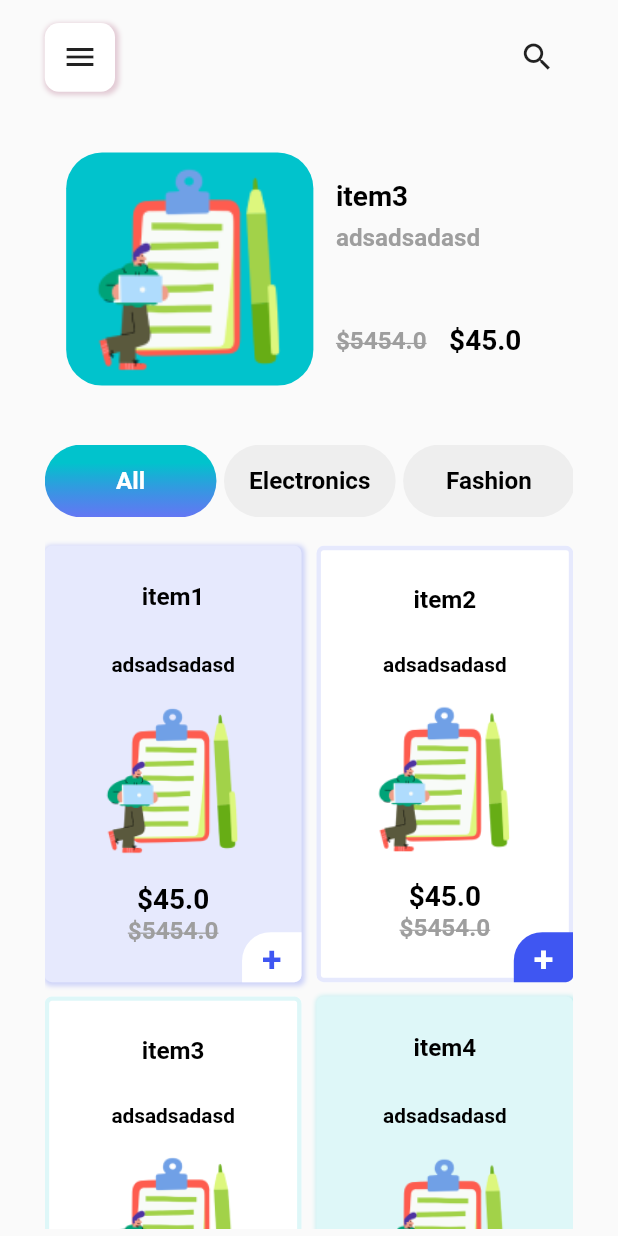
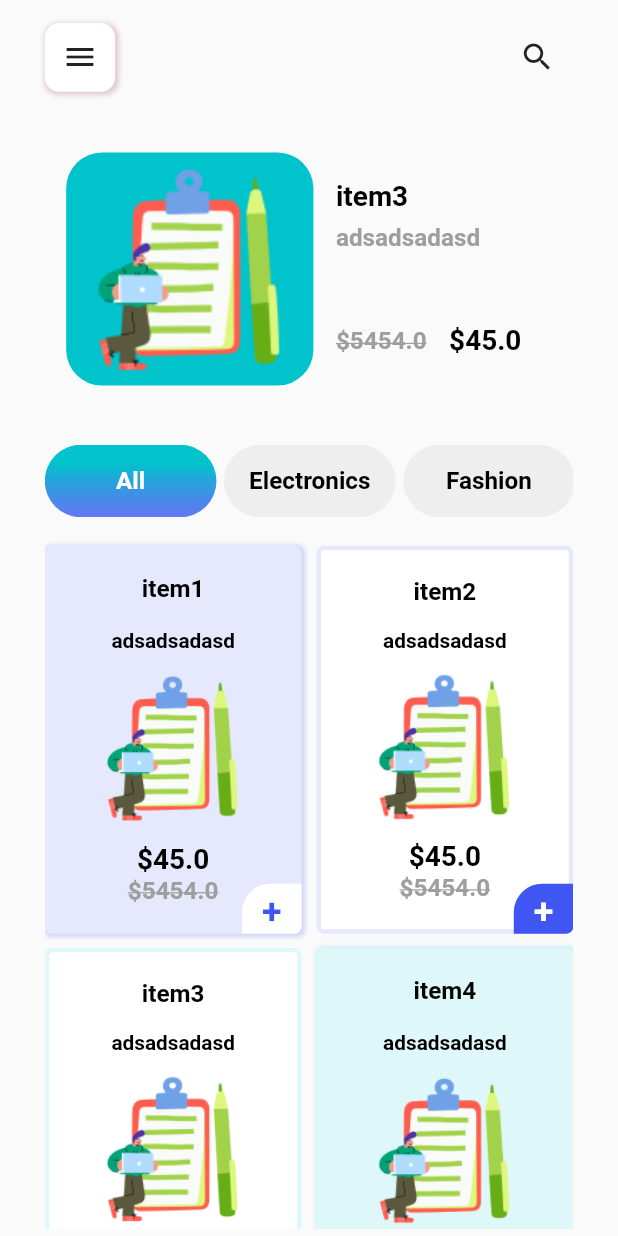
Before and after one commit to abdullahbokl/BokloMarket, a Flutter app: the HomeScreen screen opened directly, on a phone screen of 412 x 824 dp. Run offline on Flutter 3.47's test engine with Material 2 defaults, Android fonts, the phone set to English and light mode, and no system bars; drawn by our look-alikes of card_swiper; our stand-ins replace awesome_dialog, cloud_firestore, dots_indicator, firebase_auth, firebase_core, flutter_bloc and 5 more; missing offline and left inert: flutter_facebook_auth; accounts and stored records are empty.

```diff
--- a/lib/core/common/widgets/custom_text_widget.dart
+++ b/lib/core/common/widgets/custom_text_widget.dart
@@ -1,36 +1,43 @@
+import 'package:boklo_mart/core/utils/app_dimensions.dart';
 import 'package:flutter/material.dart';
 
 class CustomText extends StatelessWidget {
   final String text;
-  final double fontSize;
-  final Color color;
-  final Alignment alignment;
-  final FontWeight fontWeight;
-  final TextDecoration? decoration;
+  final double? fontSize;
+  final Color? color;
+  final Alignment? alignment;
+  final FontWeight? fontWeight;
+  final TextDecoration? textDecoration;
+  final BoxDecoration? boxDecoration;
   final int? maxLines;
+  final double? height;
 
   const CustomText({
     super.key,
     this.text = '',
-    this.fontSize = 16.0,
-    this.color = Colors.black,
-    this.alignment = Alignment.center,
-    this.fontWeight = FontWeight.w600,
-    this.decoration = TextDecoration.none,
+    this.fontSize,
+    this.color,
+    this.alignment,
+    this.fontWeight,
+    this.textDecoration,
+    this.boxDecoration,
     this.maxLines,
+    this.height,
   });
 
   @override
   Widget build(BuildContext context) {
     return Container(
-      alignment: alignment,
+      decoration: boxDecoration,
+      height: height,
+      alignment: alignment ?? Alignment.center,
       child: Text(
         text,
         style: TextStyle(
-          fontSize: fontSize,
-          color: color,
-          fontWeight: fontWeight,
-          decoration: decoration,
+          fontSize: fontSize ?? AppDimensions.font16,
+          color: color ?? Colors.black,
+          fontWeight: fontWeight ?? FontWeight.w600,
+          decoration: textDecoration,
         ),
         textAlign: TextAlign.center,
         maxLines: maxLines,
--- a/lib/core/utils/app_dimensions.dart
+++ b/lib/core/utils/app_dimensions.dart
@@ -5,7 +5,7 @@ class AppDimensions {
 
   /** custom heights **/
 
-  static final double itemCardRatio = (width / width160) / (height / height250) * 0.8;
+  static final double itemCardRatio = (width / width160) / (height / height250) * 0.9;
 
   /** height and width */
 
@@ -142,6 +142,7 @@ class AppDimensions {
   static final double radius40 = height / 21.7;
   static final double radius45 = height / 19.3;
   static final double radius50 = height / 17.3;
+  static final double radius80 = height / 10.5;
 
   /**Icon size */
   static final double iconSize5 = height / 173.4;
--- a/lib/features/bottom_navigation_bar/cubits/bottom_nav_bar_cubit/bottom_nav_bar_cubit.dart
+++ b/lib/features/bottom_navigation_bar/cubits/bottom_nav_bar_cubit/bottom_nav_bar_cubit.dart
@@ -2,6 +2,7 @@ import 'package:boklo_mart/features/bottom_navigation_bar/data/models/bottom_nav
 import 'package:boklo_mart/features/profile/presentation/views/profile_screen.dart';
 import 'package:boklo_mart/features/home/presentation/views/home_screen.dart';
 import 'package:persistent_bottom_nav_bar/persistent_tab_view.dart';
+import 'package:boklo_mart/core/utils/app_dimensions.dart';
 import 'package:flutter_bloc/flutter_bloc.dart';
 import 'package:flutter/material.dart';
 
@@ -21,9 +22,18 @@ class BottomNavBarCubit extends Cubit<BottomNavBarState> {
 
   /// screens
   final List<Widget> _screens = [
-    const HomeScreen(),
-    const ProfileScreen(),
+    _widgetWithPadding(const HomeScreen()),
+    _widgetWithPadding(const ProfileScreen()),
   ];
+
+  static Widget _widgetWithPadding(Widget widget) {
+    return Padding(
+      padding: EdgeInsets.only(
+        bottom: 0,
+      ),
+      child: widget,
+    );
+  }
 
   List<Widget> get screens => _screens;
 
--- a/lib/features/bottom_navigation_bar/presentation/views/bottom_nav_bar_screen.dart
+++ b/lib/features/bottom_navigation_bar/presentation/views/bottom_nav_bar_screen.dart
@@ -10,7 +10,6 @@ class BottomNavBarScreen extends StatelessWidget {
   @override
   Widget build(BuildContext context) {
     final BottomNavBarCubit bottomNavBarCubit = BottomNavBarCubit.get(context);
-
     return PersistentTabView(
       context,
       controller: bottomNavBarCubit.tabsController,
@@ -38,7 +37,7 @@ class BottomNavBarScreen extends StatelessWidget {
         duration: Duration(milliseconds: 200),
       ),
       navBarStyle:
-          NavBarStyle.style2, // Choose the nav bar style with this property.
+          NavBarStyle.style4, // Choose the nav bar style with this property.
     );
   }
 
--- a/lib/features/home/presentation/widgets/custom_list_view/price_and_sale.dart
+++ b/lib/features/home/presentation/widgets/custom_list_view/price_and_sale.dart
@@ -21,7 +21,7 @@ class PriceAndSaleWidget extends StatelessWidget {
           text: '\$$price',
           fontSize: sale != null ? AppDimensions.font16 : AppDimensions.font18,
           color: sale != null ? Colors.grey : Colors.black,
-          decoration: sale != null ? TextDecoration.lineThrough : null,
+          textDecoration: sale != null ? TextDecoration.lineThrough : null,
         ),
         SizedBox(width: AppDimensions.width15),
         if (sale != null)
--- a/lib/features/home/presentation/widgets/home_items_grid_view/card_for_grid_view/card_body.dart
+++ b/lib/features/home/presentation/widgets/home_items_grid_view/card_for_grid_view/card_body.dart
@@ -88,7 +88,7 @@ class HomeGridViewPriceAndSale extends StatelessWidget {
               ? AppDimensions.font16
               : AppDimensions.font18,
           color: product.sale != null ? Colors.grey : Colors.black,
-          decoration: product.sale != null ? TextDecoration.lineThrough : null,
+          textDecoration: product.sale != null ? TextDecoration.lineThrough : null,
         ),
       ],
     );
--- /dev/null
+++ b/lib/features/profile/cubits/profile_cubit/profile_cubit.dart
@@ -0,0 +1,31 @@
+import 'package:boklo_mart/core/common/models/user_model.dart';
+import 'package:flutter_bloc/flutter_bloc.dart';
+import 'package:flutter/material.dart';
+
+part 'profile_state.dart';
+
+class ProfileCubit extends Cubit<ProfileState> {
+  ProfileCubit() : super(ProfileInitial());
+
+  /// static instance
+  static ProfileCubit get(context) => BlocProvider.of(context);
+  late UserModel user;
+
+  /// methods
+  fetchUser() async {
+    emit(ProfileLoading());
+    try {
+      /// get user from firebase
+      // user = firestoreUser
+      user = UserModel(
+        id: '1',
+        name: 'John Doe',
+        email: 'dasdasd',
+      );
+
+      emit(ProfileSuccess());
+    } catch (e) {
+      emit(ProfileError(e.toString()));
+    }
+  }
+}
```
Also changed, not shown: lib/config/routes/app_router.dart (+6 -1 lines), lib/features/profile/cubits/profile_cubit/profile_state.dart (added, +16 -0 lines), lib/features/profile/presentation/views/profile_screen.dart (+62 -4 lines), lib/features/profile/presentation/widgets/details_text_field.dart (added, +45 -0 lines).
